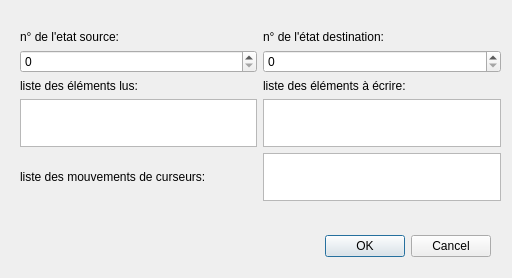
Old version of the form gui/ui/newtransitionwindow.ui in the repository pkelder/Turing.
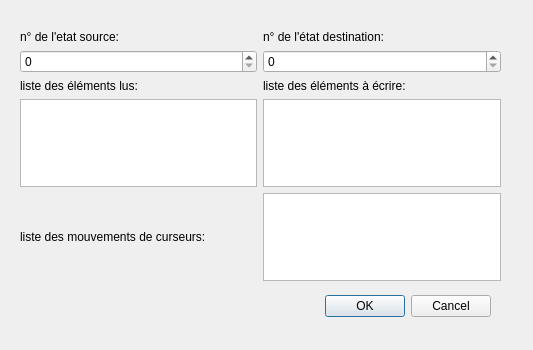
New version of the form.

```diff
--- a/gui/ui/newtransitionwindow.ui
+++ b/gui/ui/newtransitionwindow.ui
@@ -6,8 +6,8 @@
    <rect>
     <x>0</x>
     <y>0</y>
-    <width>512</width>
-    <height>278</height>
+    <width>533</width>
+    <height>350</height>
    </rect>
   </property>
   <property name="windowTitle">
@@ -17,7 +17,7 @@
    <property name="geometry">
     <rect>
      <x>310</x>
-     <y>230</y>
+     <y>290</y>
      <width>181</width>
      <height>32</height>
     </rect>
@@ -29,13 +29,13 @@
     <set>QDialogButtonBox::Cancel|QDialogButtonBox::Ok</set>
    </property>
   </widget>
-  <widget class="QWidget" name="">
+  <widget class="QWidget" name="layoutWidget">
    <property name="geometry">
     <rect>
      <x>20</x>
      <y>30</y>
      <width>481</width>
-     <height>171</height>
+     <height>251</height>
     </rect>
    </property>
    <layout class="QGridLayout" name="gridLayout">
```
Left out of the diff: 8 changed lines with no effect on the pictures.
